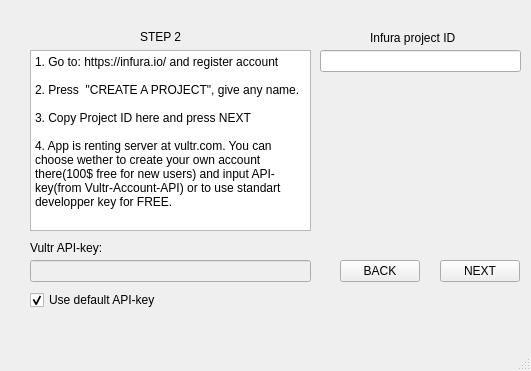
Old version of the form ui/Step_2.ui in the repository sk123sk/Keep_nodes.
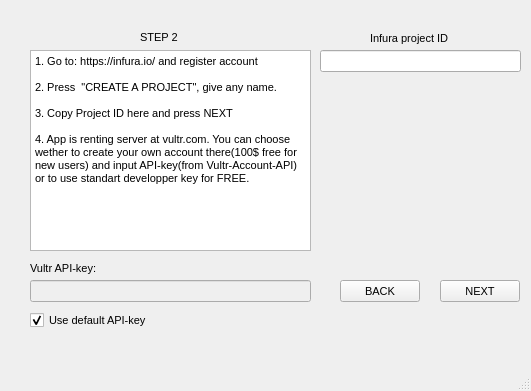
New version of the form. Icons and pictures are not drawn.

Diff of the .ui file:
```diff
--- a/ui/Step_2.ui
+++ b/ui/Step_2.ui
@@ -7,7 +7,7 @@
     <x>0</x>
     <y>0</y>
     <width>531</width>
-    <height>371</height>
+    <height>391</height>
    </rect>
   </property>
   <property name="sizePolicy">
@@ -19,15 +19,20 @@
   <property name="minimumSize">
    <size>
     <width>531</width>
-    <height>371</height>
+    <height>391</height>
    </size>
   </property>
   <property name="maximumSize">
    <size>
     <width>531</width>
-    <height>371</height>
+    <height>391</height>
    </size>
   </property>
+  <property name="font">
+   <font>
+    <pointsize>8</pointsize>
+   </font>
+  </property>
   <property name="windowTitle">
    <string>Keep nodes</string>
   </property>
@@ -36,7 +41,7 @@
     <property name="geometry">
      <rect>
       <x>340</x>
-      <y>260</y>
+      <y>280</y>
       <width>80</width>
       <height>22</height>
      </rect>
@@ -49,7 +54,7 @@
     <property name="geometry">
      <rect>
       <x>440</x>
-      <y>260</y>
+      <y>280</y>
       <width>80</width>
       <height>22</height>
      </rect>
@@ -100,7 +105,7 @@
       <x>30</x>
       <y>50</y>
       <width>281</width>
-      <height>181</height>
+      <height>201</height>
      </rect>
     </property>
     <property name="readOnly">
@@ -139,7 +144,7 @@
     <property name="geometry">
      <rect>
       <x>30</x>
-      <y>260</y>
+      <y>280</y>
       <width>281</width>
       <height>22</height>
      </rect>
@@ -149,7 +154,7 @@
     <property name="geometry">
      <rect>
       <x>30</x>
-      <y>240</y>
+      <y>260</y>
       <width>181</width>
       <height>16</height>
      </rect>
@@ -162,7 +167,7 @@
     <property name="geometry">
      <rect>
       <x>30</x>
-      <y>290</y>
+      <y>310</y>
       <width>141</width>
       <height>20</height>
      </rect>
```
Left out of the diff: 2 changed lines with no effect on the pictures.
